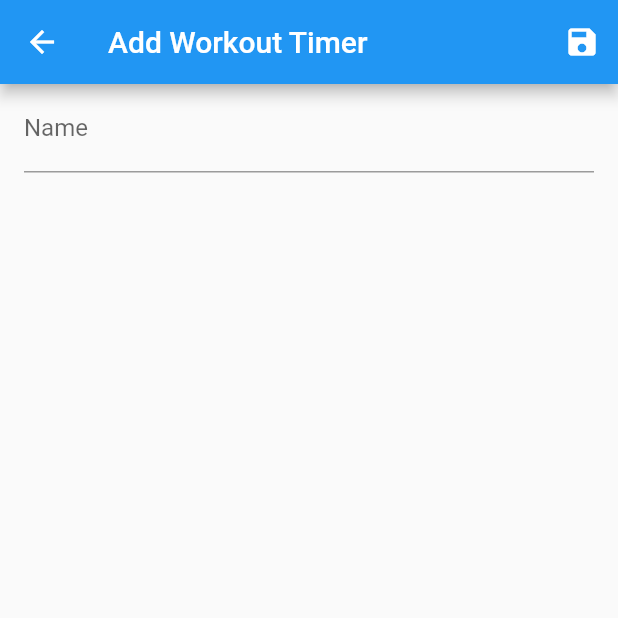
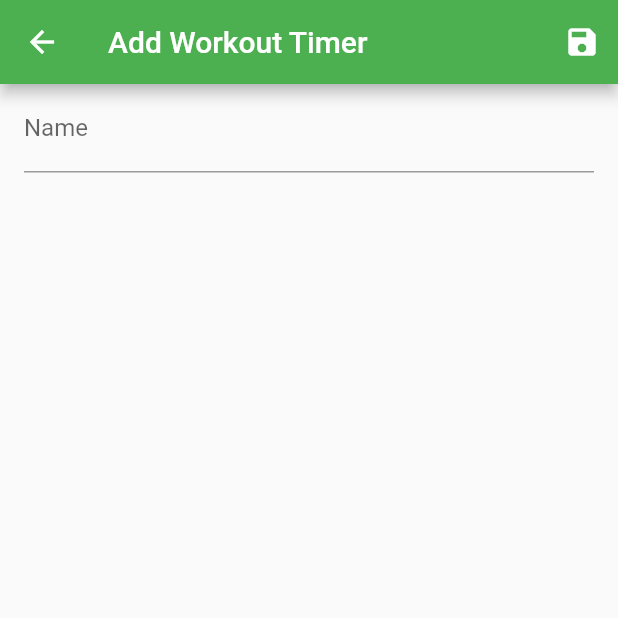
Before and after one commit to rodwanb/workout_timer, a Flutter app: the screen it shows after launch, after a tap on the "add" icon, on a phone screen of 412 x 824 dp, the top half of it. Run offline on Flutter 3.47's test engine with Material 2 defaults, Android fonts, the phone set to English and light mode, and no system bars.

Commit message:
updated flows

```diff
--- a/lib/main.dart
+++ b/lib/main.dart
@@ -30,7 +30,7 @@ class MyApp extends StatelessWidget {
       child: MaterialApp(
         title: 'Flutter Demo',
         theme: ThemeData(
-          primarySwatch: Colors.blue,
+          primarySwatch: Colors.green,
         ),
         initialRoute: '/',
         routes: {
--- a/lib/screens/add_edit_workout_timer.dart
+++ b/lib/screens/add_edit_workout_timer.dart
@@ -30,7 +30,7 @@ class _AddEditWorkoutTimerState extends State<AddEditWorkoutTimer> {
     }
 
     _editedWorkoutTimer =
-        Provider.of<WorkoutTimers>(context).findById(workoutTimerId);
+        Provider.of<WorkoutTimers>(context, listen: false).findById(workoutTimerId);
     _initValues = _editedWorkoutTimer.copy();
   }
 
--- a/lib/screens/home_screen.dart
+++ b/lib/screens/home_screen.dart
@@ -1,3 +1,5 @@
+import 'dart:io';
+
 import 'package:flutter/material.dart';
 import 'package:provider/provider.dart';
 import 'package:workouttimer/models/workout_timers.dart';
@@ -11,7 +13,7 @@ class HomeScreen extends StatelessWidget {
       appBar: AppBar(
         title: const Text('Workout Timer'),
         actions: <Widget>[
-          IconButton(
+          if (Platform.isIOS) IconButton(
             icon: Icon(Icons.add),
             onPressed: () {
               Navigator.of(context).pushNamed(AddEditWorkoutTimer.routeName);
@@ -33,6 +35,15 @@ class HomeScreen extends StatelessWidget {
                 ),
         ),
       ),
+      floatingActionButton: Platform.isIOS ? null : Padding(
+        padding: const EdgeInsets.only(bottom: 20.0, right: 8.0),
+        child: FloatingActionButton(
+          child: Icon(Icons.add),
+          onPressed: () {
+            Navigator.of(context).pushNamed(AddEditWorkoutTimer.routeName);
+          },
+        ),
+      ),
     );
   }
 }
--- a/lib/widgets/workout_timer_item.dart
+++ b/lib/widgets/workout_timer_item.dart
@@ -1,7 +1,7 @@
 import 'package:flutter/material.dart';
 import 'package:provider/provider.dart';
 import 'package:workouttimer/models/workout_timer.dart';
-import 'package:workouttimer/screens/add_edit_workout_timer.dart';
+import 'package:workouttimer/screens/play_workout_screen.dart';
 
 class WorkoutTimerItem extends StatelessWidget {
   const WorkoutTimerItem();
@@ -10,7 +10,7 @@ class WorkoutTimerItem extends StatelessWidget {
   Widget build(BuildContext context) {
     return Consumer<WorkoutTimer>(
       builder: (context, workoutTimer, child) => Padding(
-        padding: const EdgeInsets.symmetric(horizontal: 8.0, vertical: 2.0),
+        padding: const EdgeInsets.only(top: 8.0, left: 8.0, right: 8.0),
         child: Card(
           elevation: 3,
           child: ListTile(
@@ -25,10 +25,8 @@ class WorkoutTimerItem extends StatelessWidget {
             title: Text(workoutTimer.name),
             subtitle: Text('HIIT'),
             onTap: () {
-//            Navigator.of(context)
-//                .pushNamed(PlayWorkoutScreen.routeName);
               Navigator.of(context).pushNamed(
-                AddEditWorkoutTimer.routeName,
+                PlayWorkoutScreen.routeName,
                 arguments: workoutTimer.id,
               );
             },
--- a/pubspec.yaml
+++ b/pubspec.yaml
@@ -14,7 +14,7 @@ description: A workout timer app
 version: 1.0.0+1
 
 environment:
-  sdk: ">=2.1.0 <3.0.0"
+  sdk: ">=2.2.2 <3.0.0"
 
 dependencies:
   flutter:
```
Also changed, not shown: lib/screens/play_workout_screen.dart (+37 -6 lines).
